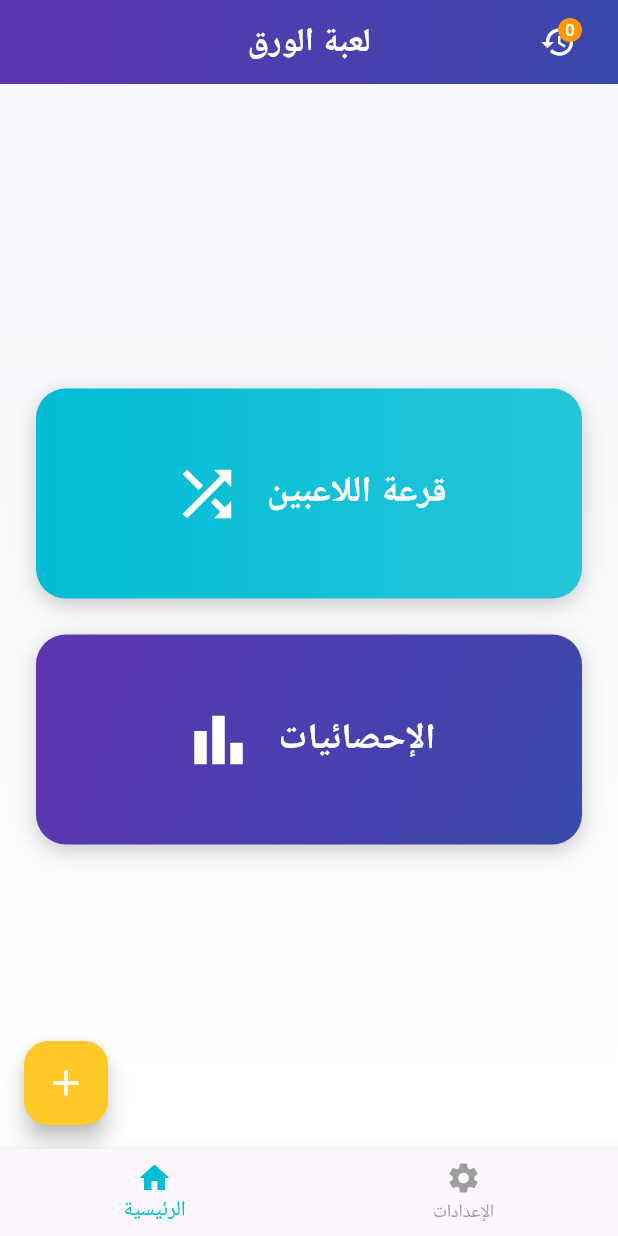
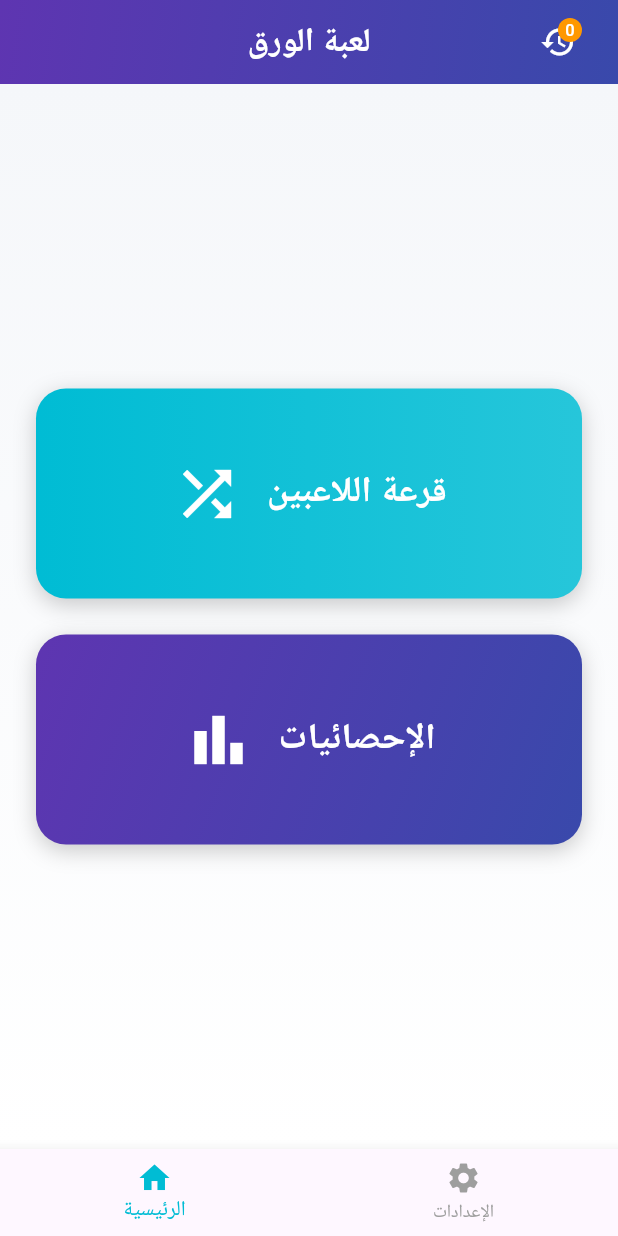
Before and after one commit to AiExpert1985/family_cards, a Flutter app: the screen it shows after launch, on a phone screen of 412 x 824 dp. Run offline on Flutter 3.47's test engine with Material 3 defaults, Android fonts, the phone set to English and light mode, and no system bars; our stand-ins replace file_picker, flutter_riverpod, share_plus, shared_preferences.

Commit message:
move the add button from main screen to inside history

```diff
--- a/lib/pages/main_tab.dart
+++ b/lib/pages/main_tab.dart
@@ -1,7 +1,6 @@
 // ============== pages/main_tab.dart ==============
 import 'package:flutter/material.dart';
 import '../theme/app_theme.dart';
-import 'new_game_page.dart';
 import 'random_teams_page.dart';
 import 'statistics_page.dart';
 
@@ -16,10 +15,7 @@ class MainTab extends StatelessWidget {
           gradient: LinearGradient(
             begin: Alignment.topCenter,
             end: Alignment.bottomCenter,
-            colors: [
-              Color(0xFFF5F7FA),
-              Color(0xFFFFFFFF),
-            ],
+            colors: [Color(0xFFF5F7FA), Color(0xFFFFFFFF)],
           ),
         ),
         child: SafeArea(
@@ -38,10 +34,13 @@ class MainTab extends StatelessWidget {
                   gradient: const LinearGradient(
                     colors: [AppTheme.accentTeal, Color(0xFF26C6DA)],
                   ),
-                  onPressed: () => Navigator.push(
-                    context,
-                    MaterialPageRoute(builder: (_) => const RandomTeamsPage()),
-                  ),
+                  onPressed:
+                      () => Navigator.push(
+                        context,
+                        MaterialPageRoute(
+                          builder: (_) => const RandomTeamsPage(),
+                        ),
+                      ),
                 ),
 
                 const SizedBox(height: 24),
@@ -52,10 +51,13 @@ class MainTab extends StatelessWidget {
                   icon: Icons.bar_chart,
                   label: 'الإحصائيات',
                   gradient: AppTheme.primaryGradient,
-                  onPressed: () => Navigator.push(
-                    context,
-                    MaterialPageRoute(builder: (_) => const StatisticsPage()),
-                  ),
+                  onPressed:
+                      () => Navigator.push(
+                        context,
+                        MaterialPageRoute(
+                          builder: (_) => const StatisticsPage(),
+                        ),
+                      ),
                 ),
 
                 const Spacer(),
@@ -64,17 +66,6 @@ class MainTab extends StatelessWidget {
           ),
         ),
       ),
-      floatingActionButton: FloatingActionButton(
-        onPressed: () => Navigator.push(
-          context,
-          MaterialPageRoute(builder: (_) => const NewGamePage()),
-        ),
-        backgroundColor: const Color(0xFFFFCA28), // Light amber
-        foregroundColor: Colors.white,
-        elevation: 6,
-        child: const Icon(Icons.add, size: 28),
-      ),
-      floatingActionButtonLocation: FloatingActionButtonLocation.startFloat,
     );
   }
 
@@ -109,11 +100,7 @@ class MainTab extends StatelessWidget {
             child: Row(
               mainAxisAlignment: MainAxisAlignment.center,
               children: [
-                Icon(
-                  icon,
-                  size: 48,
-                  color: Colors.white,
-                ),
+                Icon(icon, size: 48, color: Colors.white),
                 const SizedBox(width: 16),
                 Text(
                   label,
```
Also changed, not shown: lib/pages/games_history_page.dart (+12 -0 lines), 1 other file.
